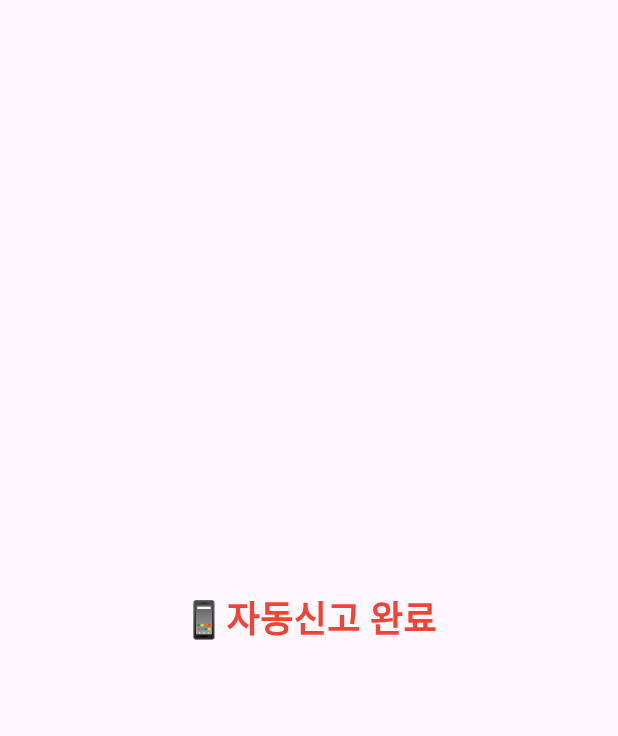
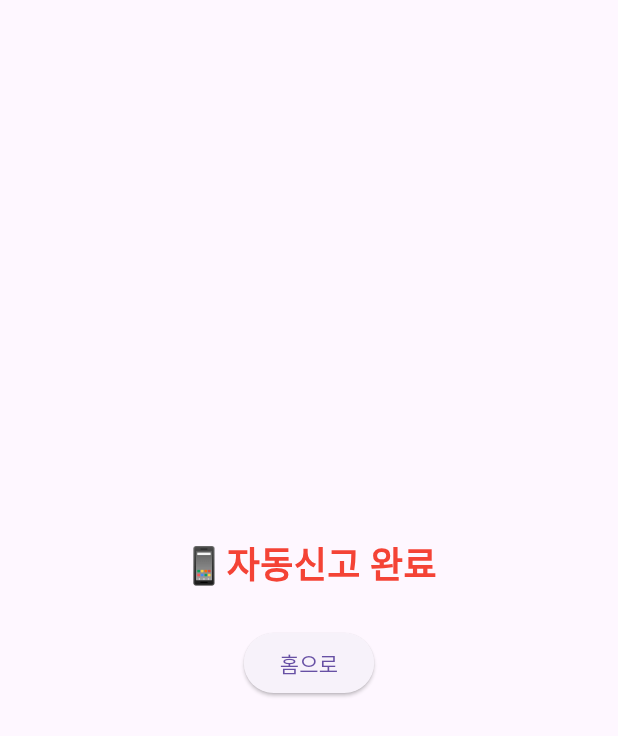
Before and after one commit to HarMoni-Azure/harmoni_flutter_wearos, a Flutter app: the AutoReportedScreen screen opened directly, on a phone screen of 412 x 824 dp. Shown: the top 736 px of the screen. Run offline on Flutter 3.47's test engine with Material 3 defaults, Android fonts, the phone set to English and light mode, and no system bars; our stand-ins replace device_info_plus, package_info_plus, sensors_plus, shared_preferences; missing offline and left inert: tflite_flutter; accounts and stored records are empty.

Commit message:
add a button for auto reported screeen, change sendEvent for function app

```diff
--- a/lib/screens/auto_reported_screen.dart
+++ b/lib/screens/auto_reported_screen.dart
@@ -1,13 +1,21 @@
 import 'package:flutter/material.dart';
+import 'package:provider/provider.dart';
+
+import '../controllers/fall_controller.dart';
 
 class AutoReportedScreen extends StatelessWidget {
   const AutoReportedScreen({super.key});
 
   @override
   Widget build(BuildContext context) {
-    return const Scaffold(
+    final controller = context.read<FallController>();
+
+    return Scaffold(
       body: Center(
-        child: Text(
+        child: Column(
+          mainAxisAlignment: MainAxisAlignment.center,
+          children: [
+            const Text(
               '📱자동신고 완료',
               style: TextStyle(
                 fontSize: 24,
@@ -15,6 +23,15 @@ class AutoReportedScreen extends StatelessWidget {
                 color: Colors.red,
               ),
             ),
+            const SizedBox(height: 24),
+            ElevatedButton(
+              onPressed: () {
+                controller.reset();
+              },
+              child: const Text('홈으로'),
+            ),
+          ],
+        ),
       ),
     );
   }
--- a/lib/services/azure_service.dart
+++ b/lib/services/azure_service.dart
@@ -9,7 +9,7 @@ class AzureService {
 
   static Future<void> sendEvent(
     String type,
-    List<double> data,
+    List<Map<String, dynamic>> sensorData,
   ) async {
     final device = DeviceService();
 
@@ -19,7 +19,7 @@ class AzureService {
       body: jsonEncode({
         'timestamp': DateTime.now().toIso8601String(),
         'type': type,
-        'sensor': data,
+        'sensor': sensorData,
         'device': device.toJson(),
       }),
     );
```
Also changed, not shown: lib/controllers/fall_controller.dart (+17 -6 lines). Lines whose indentation alone changed are shown as unchanged.
